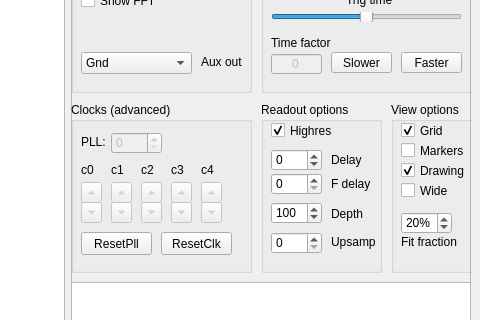
Before: the Qt Designer form software/HaasoscopePro.ui in drandyhaas/HaasoscopePro, drawn with Qt 5; both pictures show x 741 to 1221 and y 346 to 666 of the 1221 by 800 pixel window.
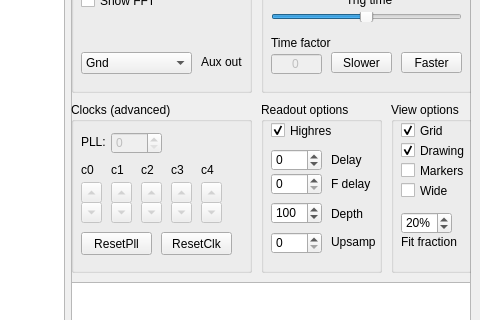
After: the same form once the commit is applied. Custom widgets are drawn as their Qt base class.

Commit message: wide and marker pos switched

The edit to the form file:
```diff
--- a/software/HaasoscopePro.ui
+++ b/software/HaasoscopePro.ui
@@ -806,7 +806,7 @@
         <property name="geometry">
          <rect>
           <x>10</x>
-          <y>40</y>
+          <y>60</y>
           <width>70</width>
           <height>17</height>
          </rect>
@@ -824,7 +824,7 @@
         <property name="geometry">
          <rect>
           <x>10</x>
-          <y>60</y>
+          <y>40</y>
           <width>70</width>
           <height>17</height>
          </rect>
```
